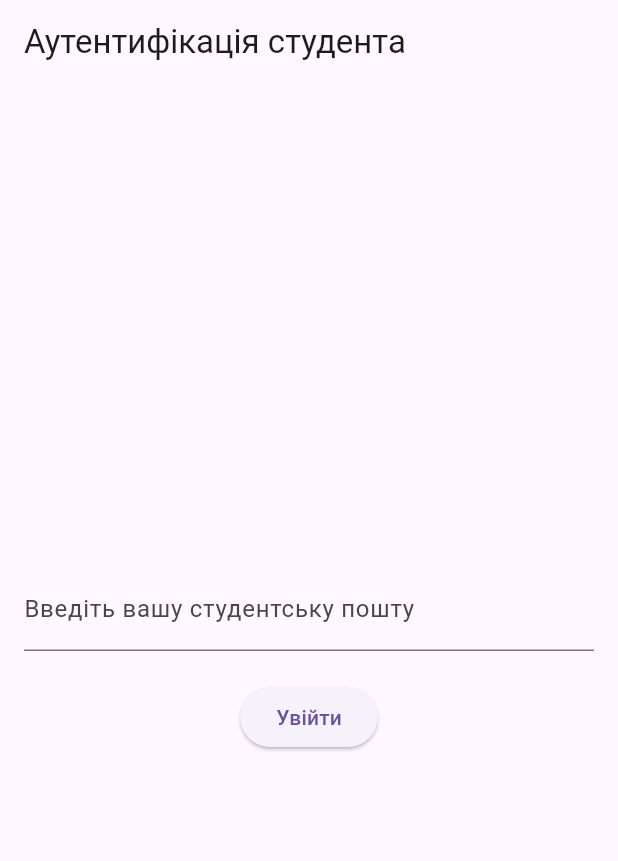
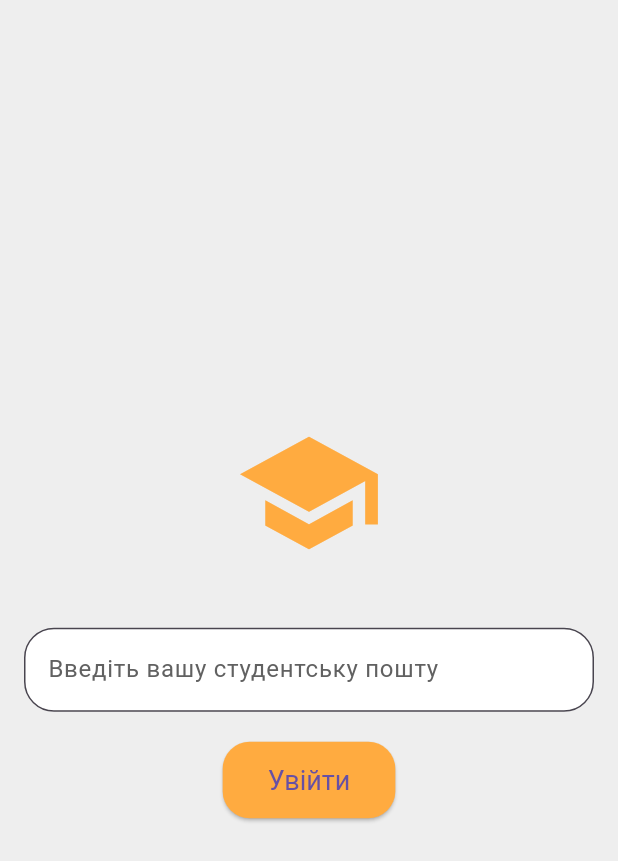
Before and after one commit to ASobachynska/flutter_projects, a Flutter app: the screen it shows after launch, on a phone screen of 412 x 824 dp. Shown: the top 861 px of the screen. Run offline on Flutter 3.47's test engine with Material 3 defaults, Android fonts, the phone set to English and light mode, and no system bars.

Commit message:
first try

```diff
--- a/project1/lib/main.dart
+++ b/project1/lib/main.dart
@@ -10,7 +10,35 @@ class StudentApp extends StatelessWidget {
     return MaterialApp(
       title: 'Student App',
       theme: ThemeData(
-        primarySwatch: Colors.blue,
+        primarySwatch: Colors.orange,
+        brightness: Brightness.light,
+        scaffoldBackgroundColor: Colors.grey[100],
+        appBarTheme: AppBarTheme(
+          backgroundColor: Colors.orange[700],
+          titleTextStyle: TextStyle(color: Colors.white, fontSize: 20, fontWeight: FontWeight.bold),
+          iconTheme: IconThemeData(color: Colors.white),
+        ),
+        buttonTheme: ButtonThemeData(
+          shape: RoundedRectangleBorder(
+            borderRadius: BorderRadius.circular(18.0),
+          ),
+          buttonColor: Colors.orangeAccent,
+        ),
+        elevatedButtonTheme: ElevatedButtonThemeData(
+          style: ElevatedButton.styleFrom(
+            primary: Colors.orangeAccent,
+            shape: RoundedRectangleBorder(
+              borderRadius: BorderRadius.circular(18.0),
+            ),
+            padding: EdgeInsets.symmetric(horizontal: 30, vertical: 15),
+            textStyle: TextStyle(fontSize: 18),
+          ),
+        ),
+        textTheme: TextTheme(
+          bodyText1: TextStyle(color: Colors.grey[800], fontSize: 16),
+          bodyText2: TextStyle(color: Colors.grey[700]),
+          headline6: TextStyle(color: Colors.orange[800], fontSize: 22, fontWeight: FontWeight.bold),
+        ),
       ),
       home: AuthPage(), // Початкова сторінка - аутентифікація
     );
@@ -52,19 +80,30 @@ class _AuthPageState extends State<AuthPage> {
   @override
   Widget build(BuildContext context) {
     return Scaffold(
-      appBar: AppBar(
-        title: Text('Аутентифікація студента'),
-      ),
+      backgroundColor: Colors.grey[200],
       body: Padding(
         padding: const EdgeInsets.all(16.0),
+        child: Center(
           child: Column(
             mainAxisAlignment: MainAxisAlignment.center,
             children: <Widget>[
+              Icon(
+                Icons.school,
+                size: 100,
+                color: Colors.orangeAccent,
+              ),
+              SizedBox(height: 40),
               TextField(
                 controller: _emailController,
                 decoration: InputDecoration(
                   labelText: 'Введіть вашу студентську пошту',
+                  labelStyle: TextStyle(color: Colors.grey[700]),
+                  border: OutlineInputBorder(
+                    borderRadius: BorderRadius.circular(20),
+                  ),
                   errorText: _errorMessage,
+                  filled: true,
+                  fillColor: Colors.white,
                 ),
               ),
               SizedBox(height: 20),
@@ -73,6 +112,7 @@ class _AuthPageState extends State<AuthPage> {
                 child: Text('Увійти'),
               ),
             ],
+          ),
         ),
       ),
     );
@@ -109,6 +149,9 @@ class _MainPageState extends State<MainPage> {
       ),
       body: _pages[_selectedIndex],
       bottomNavigationBar: BottomNavigationBar(
+        backgroundColor: Colors.orange[600],
+        selectedItemColor: Colors.white,
+        unselectedItemColor: Colors.white70,
         currentIndex: _selectedIndex,
         onTap: _onItemTapped,
         items: const <BottomNavigationBarItem>[
@@ -129,6 +172,9 @@ class _MainPageState extends State<MainPage> {
             label: 'Профіль',
           ),
         ],
+        type: BottomNavigationBarType.fixed, // Залишаємо статичний тип
+        selectedFontSize: 14, // Розмір шрифту для вибраних елементів
+        unselectedFontSize: 12, // Розмір шрифту для невибраних елементів
       ),
     );
   }
@@ -139,7 +185,10 @@ class HomePage extends StatelessWidget {
   @override
   Widget build(BuildContext context) {
     return Center(
-      child: Text('Тут буде розклад занять'),
+      child: Text(
+        'Тут буде розклад занять',
+        style: TextStyle(fontSize: 24, color: Colors.orange[800]),
+      ),
     );
   }
 }
@@ -149,7 +198,10 @@ class CoursesPage extends StatelessWidget {
   @override
   Widget build(BuildContext context) {
     return Center(
-      child: Text('Тут буде список дисциплін по курсам'),
+      child: Text(
+        'Тут буде список дисциплін по курсам',
+        style: TextStyle(fontSize: 24, color: Colors.orange[800]),
+      ),
     );
   }
 }
@@ -159,7 +211,10 @@ class ElectivesPage extends StatelessWidget {
   @override
   Widget build(BuildContext context) {
     return Center(
-      child: Text('Тут буде вибір вибіркових дисциплін'),
+      child: Text(
+        'Тут буде вибір вибіркових дисциплін',
+        style: TextStyle(fontSize: 24, color: Colors.orange[800]),
+      ),
     );
   }
 }
@@ -169,7 +224,42 @@ class ProfilePage extends StatelessWidget {
   @override
   Widget build(BuildContext context) {
     return Center(
-      child: Text('Тут буде профіль користувача'),
+      child: Column(
+        mainAxisAlignment: MainAxisAlignment.center,
+        children: [
+          CircleAvatar(
+            radius: 50,
+            backgroundColor: Colors.orangeAccent,
+            child: Icon(
+              Icons.person,
+              size: 50,
+              color: Colors.white,
+            ),
+          ),
+          SizedBox(height: 20),
+          Text(
+            'Ім\'я Прізвище',
+            style: TextStyle(
+              fontSize: 24,
+              fontWeight: FontWeight.bold,
+              color: Colors.orange[800],
+            ),
+          ),
+          SizedBox(height: 10),
+          Text(
+            'Спеціальність: Комп\'ютерні науки',
+            style: TextStyle(fontSize: 18, color: Colors.grey[700]),
+          ),
+          Text(
+            'Курс: 3',
+            style: TextStyle(fontSize: 18, color: Colors.grey[700]),
+          ),
+          Text(
+            'Шифр групи: KN1B21',
+            style: TextStyle(fontSize: 18, color: Colors.grey[700]),
+          ),
+        ],
+      ),
     );
   }
 }
```
Lines whose indentation alone changed are shown as unchanged.
